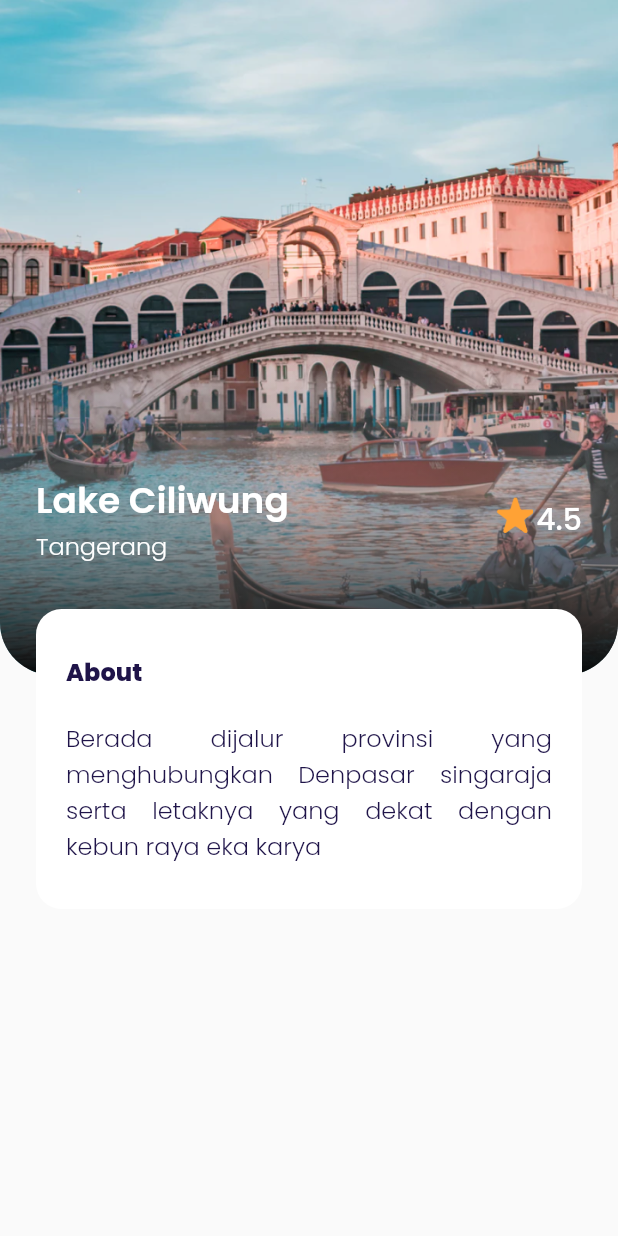
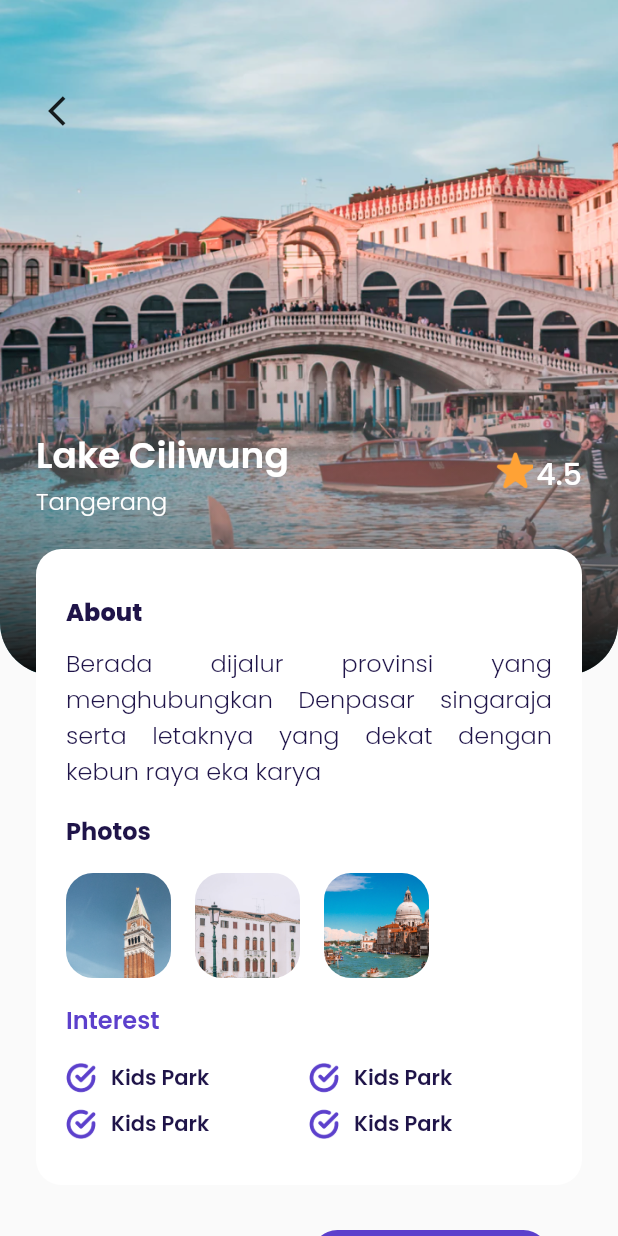
Before and after one commit to FaisalMashuri/ticket_plane, a Flutter app: the MainPage screen opened by its route, after a tap on "4.8", on a phone screen of 412 x 824 dp. Run offline on Flutter 3.47's test engine with Material 2 defaults, Android fonts, the phone set to English and light mode, and no system bars; our stand-ins replace google_fonts.

Commit message:
Finishing detail page

```diff
--- a/lib/ui/pages/detail_page.dart
+++ b/lib/ui/pages/detail_page.dart
@@ -1,3 +1,6 @@
+import 'package:airplane/ui/widgets/InterestItem.dart';
+import 'package:airplane/ui/widgets/PhotoItem.dart';
+import 'package:airplane/ui/widgets/custom_button.dart';
 import 'package:flutter/material.dart';
 import 'package:airplane/shared/theme.dart';
 
@@ -7,7 +10,9 @@ class DetailPage extends StatelessWidget {
   @override
   Widget build(BuildContext context) {
     Widget backgroundImage() {
-      return Container(
+      return Stack(
+        children: [
+          Container(
             width: double.infinity,
             height: 450,
             decoration: BoxDecoration(
@@ -17,6 +22,17 @@ class DetailPage extends StatelessWidget {
                 image: DecorationImage(
                     fit: BoxFit.cover,
                     image: AssetImage("assets/image_destination1.png"))),
+          ),
+          Container(
+            margin: EdgeInsets.only(top: 50, left: 20),
+            child: IconButton(
+              onPressed: () {
+                Navigator.pop(context);
+              },
+              icon: Icon(Icons.arrow_back_ios),
+            ),
+          )
+        ],
       );
     }
 
@@ -46,7 +62,7 @@ class DetailPage extends StatelessWidget {
         child: Column(
           children: [
             Container(
-              margin: EdgeInsets.only(top: 30),
+              // margin: EdgeInsets.only(top: 10),
               width: 108,
               // height: 34,
               decoration: BoxDecoration(
@@ -101,7 +117,7 @@ class DetailPage extends StatelessWidget {
             // Note About
             Container(
               width: double.infinity,
-              margin: EdgeInsets.only(top: 30),
+              margin: EdgeInsets.only(top: 20),
               padding: EdgeInsets.symmetric(horizontal: 20, vertical: 30),
               decoration: BoxDecoration(
                   color: kWhiteColor, borderRadius: BorderRadius.circular(17)),
@@ -114,13 +130,96 @@ class DetailPage extends StatelessWidget {
                         fontWeight: extraBold, fontSize: 16),
                   ),
                   SizedBox(
-                    height: 20,
+                    height: 10,
                   ),
                   Text(
                     "Berada dijalur provinsi yang menghubungkan Denpasar singaraja serta letaknya yang dekat dengan kebun raya eka karya",
                     style: blackTextStyle.copyWith(
                         fontWeight: light, fontSize: 16),
                     textAlign: TextAlign.justify,
+                  ),
+
+                  // Note : Photos
+                  SizedBox(
+                    height: 16,
+                  ),
+                  Text(
+                    "Photos",
+                    style:
+                        blackTextStyle.copyWith(fontSize: 16, fontWeight: bold),
+                  ),
+                  SizedBox(height: 16),
+                  Row(
+                    mainAxisAlignment: MainAxisAlignment.start,
+                    children: [
+                      PhotoItem(imageUrl: "assets/image_photo1.png"),
+                      // Spacer(),
+                      PhotoItem(imageUrl: "assets/image_photo2.png"),
+                      // Spacer(),
+                      PhotoItem(imageUrl: "assets/image_photo3.png")
+                    ],
+                  ),
+                  SizedBox(
+                    height: 16,
+                  ),
+                  Text(
+                    "Interest",
+                    style: purpleTextStyle.copyWith(
+                        fontSize: 16, fontWeight: semiBold),
+                  ),
+                  SizedBox(
+                    height: 16,
+                  ),
+
+                  Row(
+                    children: [
+                      InterestItem(title: "Kids Park"),
+                      InterestItem(title: "Kids Park"),
+                    ],
+                  ),
+
+                  SizedBox(
+                    height: 10,
+                  ),
+
+                  Row(
+                    mainAxisAlignment: MainAxisAlignment.spaceBetween,
+                    children: [
+                      InterestItem(title: "Kids Park"),
+                      InterestItem(title: "Kids Park"),
+                    ],
+                  ),
+                ],
+              ),
+            ),
+            Container(
+              width: double.infinity,
+              margin: EdgeInsets.symmetric(vertical: 30),
+              child: Row(
+                mainAxisAlignment: MainAxisAlignment.center,
+                children: [
+                  Column(
+                    crossAxisAlignment: CrossAxisAlignment.start,
+                    children: [
+                      Text(
+                        "IDR 2.500.000",
+                        style: blackTextStyle.copyWith(
+                            fontSize: 18, fontWeight: medium),
+                      ),
+                      SizedBox(
+                        height: 5,
+                      ),
+                      Text(
+                        "per orang",
+                        style: greyTextStyle.copyWith(fontWeight: light),
+                      )
+                    ],
+                  ),
+                  CustomButton(
+                    title: "Book Now",
+                    onPressed: () {},
+                    width: 158,
+                    margin: EdgeInsets.only(left: 40),
                   )
                 ],
               ),
@@ -132,8 +231,10 @@ class DetailPage extends StatelessWidget {
 
     return Scaffold(
       backgroundColor: kBackgroundColor,
-      body: Stack(
+      body: SingleChildScrollView(
+        child: Stack(
           children: [backgroundImage(), customShadow(), content()],
+        ),
       ),
     );
   }
--- a/lib/ui/pages/home_page.dart
+++ b/lib/ui/pages/home_page.dart
@@ -95,19 +95,14 @@ class HomePage extends StatelessWidget {
     Widget newDestination() {
       return Container(
         margin: EdgeInsets.only(
-          top: 30,
-          left: defaultMargin,
-          right: defaultMargin
-        ),
+            top: 30, bottom: 70, left: defaultMargin, right: defaultMargin),
         child: Column(
           crossAxisAlignment: CrossAxisAlignment.start,
           children: [
             Text(
               "New This Year",
-              style: blackTextStyle.copyWith(
-                fontSize: 18,
-                fontWeight: semiBold
-              ),
+              style:
+                  blackTextStyle.copyWith(fontSize: 18, fontWeight: semiBold),
             ),
             DestinationTile(
               title: "Danau Berantan",
@@ -145,11 +140,7 @@ class HomePage extends StatelessWidget {
     }
 
     return ListView(
-      children: [
-        header(),
-        popularDestination(),
-        newDestination()
-      ],
+      children: [header(), popularDestination(), newDestination()],
     );
   }
 }
--- a/lib/ui/pages/main_page.dart
+++ b/lib/ui/pages/main_page.dart
@@ -4,11 +4,10 @@ import 'package:flutter/material.dart';
 import '../../shared/theme.dart';
 
 class MainPage extends StatelessWidget {
-  const MainPage({ Key? key }) : super(key: key);
+  const MainPage({Key? key}) : super(key: key);
 
   @override
   Widget build(BuildContext context) {
-
     Widget BuildContent() {
       return HomePage();
     }
@@ -19,15 +18,18 @@ class MainPage extends StatelessWidget {
         child: Container(
           width: double.infinity,
           height: 60,
-          margin: EdgeInsets.only(bottom: 30, left: defaultMargin, right: defaultMargin),
+          margin: EdgeInsets.only(
+              bottom: 20, left: defaultMargin, right: defaultMargin),
           decoration: BoxDecoration(
-            color: kWhiteColor,
-            borderRadius: BorderRadius.circular(defaultRadius)
-          ),
+              color: kWhiteColor,
+              borderRadius: BorderRadius.circular(defaultRadius)),
           child: Row(
             mainAxisAlignment: MainAxisAlignment.spaceAround,
             children: [
-              CustomBottonNavigationItem(imageUrl: "assets/icon_home.png", isActive: true,),
+              CustomBottonNavigationItem(
+                imageUrl: "assets/icon_home.png",
+                isActive: true,
+              ),
               CustomBottonNavigationItem(imageUrl: "assets/icon_booking.png"),
               CustomBottonNavigationItem(imageUrl: "assets/icon_card.png"),
               CustomBottonNavigationItem(imageUrl: "assets/icon_settings.png"),
@@ -37,14 +39,9 @@ class MainPage extends StatelessWidget {
       );
     }
 
-
     return Scaffold(
-      body:Stack(
-        children: [
-          BuildContent(),
-          customButtonNavigation()
-        ],
-      )
-    );
+        body: Stack(
+      children: [BuildContent(), customButtonNavigation()],
+    ));
   }
 }
--- /dev/null
+++ b/lib/ui/widgets/InterestItem.dart
@@ -0,0 +1,29 @@
+import 'package:airplane/shared/theme.dart';
+import 'package:flutter/material.dart';
+
+class InterestItem extends StatelessWidget {
+  final String title;
+  const InterestItem({Key? key, required this.title}) : super(key: key);
+
+  @override
+  Widget build(BuildContext context) {
+    return Expanded(
+      child: Row(
+        children: [
+          Container(
+            margin: EdgeInsets.only(right: 10),
+            width: 20,
+            height: 20,
+            decoration: BoxDecoration(
+                image: DecorationImage(
+                    image: AssetImage("assets/icon_check.png"))),
+          ),
+          Text(
+            title,
+            style: blackTextStyle.copyWith(fontSize: 14, fontWeight: semiBold),
+          )
+        ],
+      ),
+    );
+  }
+}
--- /dev/null
+++ b/lib/ui/widgets/PhotoItem.dart
@@ -0,0 +1,18 @@
+import 'package:flutter/material.dart';
+
+class PhotoItem extends StatelessWidget {
+  final String imageUrl;
+  const PhotoItem({Key? key, required this.imageUrl}) : super(key: key);
+
+  @override
+  Widget build(BuildContext context) {
+    return Container(
+      width: 70,
+      height: 70,
+      margin: EdgeInsets.only(right: 16),
+      decoration: BoxDecoration(
+          image: DecorationImage(image: AssetImage(imageUrl)),
+          borderRadius: BorderRadius.circular(18)),
+    );
+  }
+}
--- a/lib/ui/widgets/destination_tile.dart
+++ b/lib/ui/widgets/destination_tile.dart
@@ -1,18 +1,30 @@
 import 'package:flutter/material.dart';
 import 'package:airplane/shared/theme.dart';
 
+import '../pages/detail_page.dart';
+
 class DestinationTile extends StatelessWidget {
-
   final String title;
   final String city;
   final String imageUrl;
   final double rating;
 
-  const DestinationTile({Key? key, required this.title, required this.city, required this.imageUrl, this.rating=0}) : super(key: key);
+  const DestinationTile(
+      {Key? key,
+      required this.title,
+      required this.city,
+      required this.imageUrl,
+      this.rating = 0})
+      : super(key: key);
 
   @override
   Widget build(BuildContext context) {
-    return Container(
+    return GestureDetector(
+      onTap: () {
+        Navigator.push(
+            context, MaterialPageRoute(builder: (context) => DetailPage()));
+      },
+      child: Container(
         margin: EdgeInsets.only(top: 16),
         padding: EdgeInsets.all(10),
         decoration: BoxDecoration(
@@ -26,8 +38,7 @@ class DestinationTile extends StatelessWidget {
               decoration: BoxDecoration(
                   borderRadius: BorderRadius.circular(18),
                   image: DecorationImage(
-                    fit: BoxFit.cover,
-                    image: AssetImage(imageUrl))),
+                      fit: BoxFit.cover, image: AssetImage(imageUrl))),
             ),
             Expanded(
               child: Column(
@@ -35,8 +46,8 @@ class DestinationTile extends StatelessWidget {
                 children: [
                   Text(
                     title,
-                  style:
-                      blackTextStyle.copyWith(fontSize: 18, fontWeight: medium),
+                    style: blackTextStyle.copyWith(
+                        fontSize: 18, fontWeight: medium),
                   ),
                   SizedBox(
                     height: 5,
@@ -66,6 +77,7 @@ class DestinationTile extends StatelessWidget {
             ),
           ],
         ),
+      ),
     );
   }
 }
```
Lines whose indentation alone changed are shown as unchanged.
